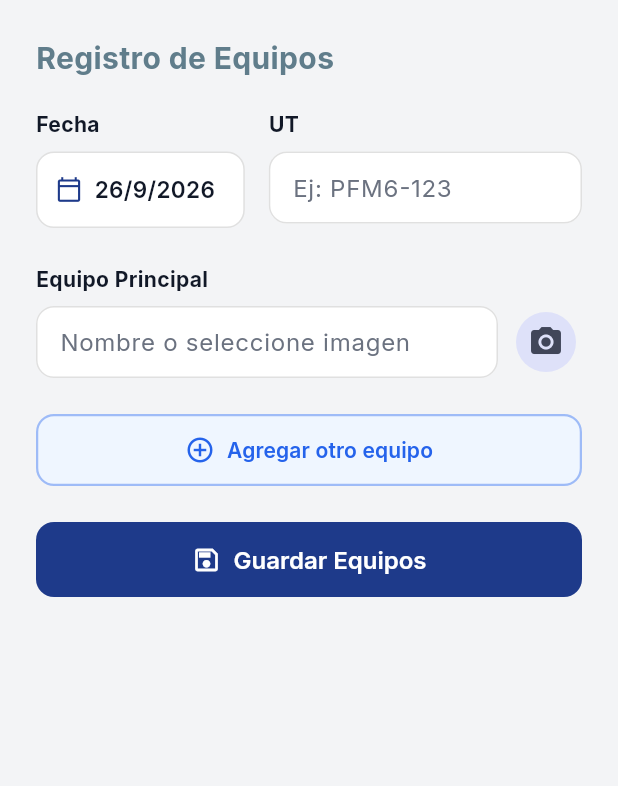
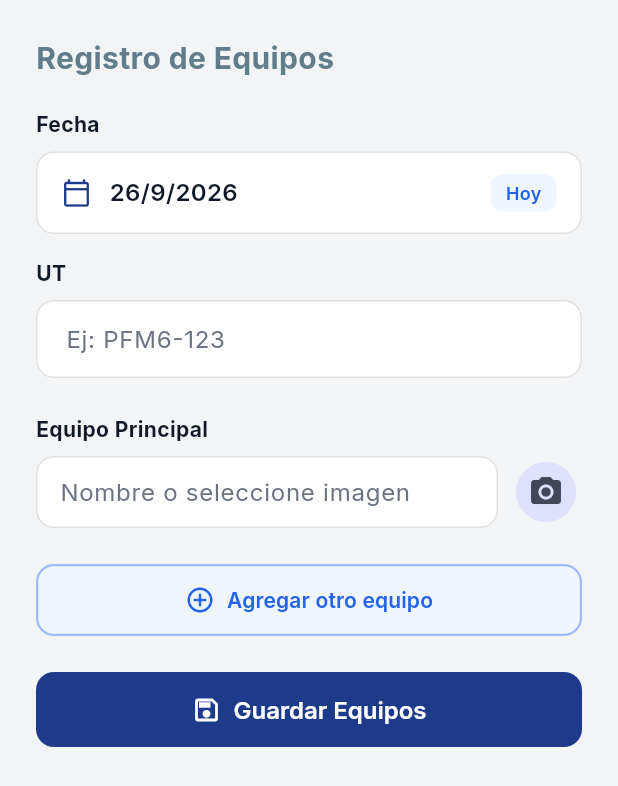
Before and after one commit to yhobany/MulReportCND, a Flutter app: the EquiposScreen screen opened directly, on a phone screen of 412 x 824 dp. Shown: the top 786 px of the screen. Run offline on Flutter 3.47's test engine with Material 3 defaults, Android fonts, the phone set to English and light mode, and no system bars; our stand-ins replace cloud_firestore, connectivity_plus, file_picker, firebase_auth, firebase_core, google_fonts and 2 more; accounts and stored records are empty.

Commit message:
style(equipos): stack Fecha and UT vertically for full width and standard font size

```diff
--- a/lib/equipos_screen.dart
+++ b/lib/equipos_screen.dart
@@ -364,19 +364,11 @@ class _EquiposScreenState extends State<EquiposScreen> {
             ),
             const SizedBox(height: 20),
 
-            // --- FILA 1: Fecha y UT ---
-            Row(
-              crossAxisAlignment: CrossAxisAlignment.start,
-              children: [
-                Expanded(
-                  flex: 2,
-                  child: Column(
-                    crossAxisAlignment: CrossAxisAlignment.start,
-                    children: [
+            // --- FECHA ---
             const Text('Fecha', style: TextStyle(fontWeight: FontWeight.bold)),
             const SizedBox(height: 8),
             Container(
-                        padding: const EdgeInsets.symmetric(horizontal: 12, vertical: 14),
+              padding: const EdgeInsets.symmetric(horizontal: 16, vertical: 14),
               decoration: BoxDecoration(
                 color: Colors.white,
                 borderRadius: BorderRadius.circular(12),
@@ -384,34 +376,38 @@ class _EquiposScreenState extends State<EquiposScreen> {
               ),
               child: Row(
                 children: [
-                            const Icon(Icons.calendar_today_outlined, size: 18, color: AppTheme.primaryColor),
-                            const SizedBox(width: 8),
-                            Expanded(
-                              child: FittedBox(
-                                fit: BoxFit.scaleDown,
-                                alignment: Alignment.centerLeft,
-                                child: Text(
+                  const Icon(Icons.calendar_today_outlined, size: 20, color: AppTheme.primaryColor),
+                  const SizedBox(width: 12),
+                  Text(
                     _currentDate,
                     style: const TextStyle(
-                                    fontSize: 15,
+                      fontSize: 16,
                       fontWeight: FontWeight.w600,
                       color: AppTheme.textPrimaryColor,
                     ),
+                  ),
+                  const Spacer(),
+                  Container(
+                    padding: const EdgeInsets.symmetric(horizontal: 10, vertical: 4),
+                    decoration: BoxDecoration(
+                      color: const Color(0xFFEFF6FF),
+                      borderRadius: BorderRadius.circular(8),
+                    ),
+                    child: const Text(
+                      'Hoy',
+                      style: TextStyle(
+                        fontSize: 12,
+                        fontWeight: FontWeight.w600,
+                        color: AppTheme.accentColor,
                       ),
                     ),
                   ),
                 ],
               ),
             ),
-                    ],
-                  ),
-                ),
-                const SizedBox(width: 16),
-                Expanded(
-                  flex: 3,
-                  child: Column(
-                    crossAxisAlignment: CrossAxisAlignment.start,
-                    children: [
+            const SizedBox(height: 16),
+
+            // --- UT ---
             const Text('UT', style: TextStyle(fontWeight: FontWeight.bold)),
             const SizedBox(height: 8),
             TextField(
@@ -419,7 +415,7 @@ class _EquiposScreenState extends State<EquiposScreen> {
               decoration: InputDecoration(
                 hintText: 'Ej: PFM6-123',
                 border: const OutlineInputBorder(),
-                          contentPadding: const EdgeInsets.symmetric(horizontal: 12, vertical: 12),
+                contentPadding: const EdgeInsets.symmetric(horizontal: 16, vertical: 14),
                 suffixIcon: _isCheckingUt
                     ? const Padding(
                         padding: EdgeInsets.all(12),
@@ -432,11 +428,6 @@ class _EquiposScreenState extends State<EquiposScreen> {
                     : null,
               ),
               onChanged: _onUtChanged,
-                      ),
-                    ],
-                  ),
-                ),
-              ],
             ),
             const SizedBox(height: 24),
 
```
Lines whose indentation alone changed are shown as unchanged.
